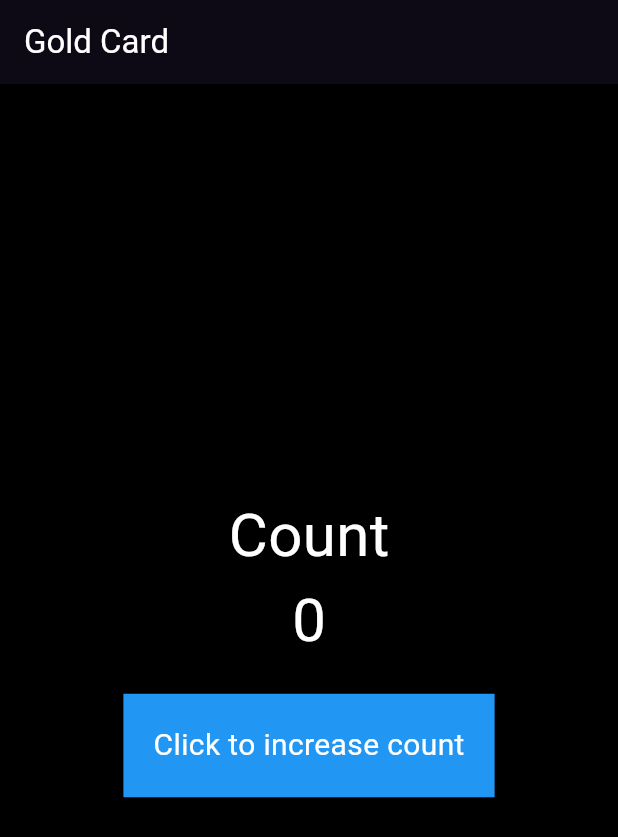
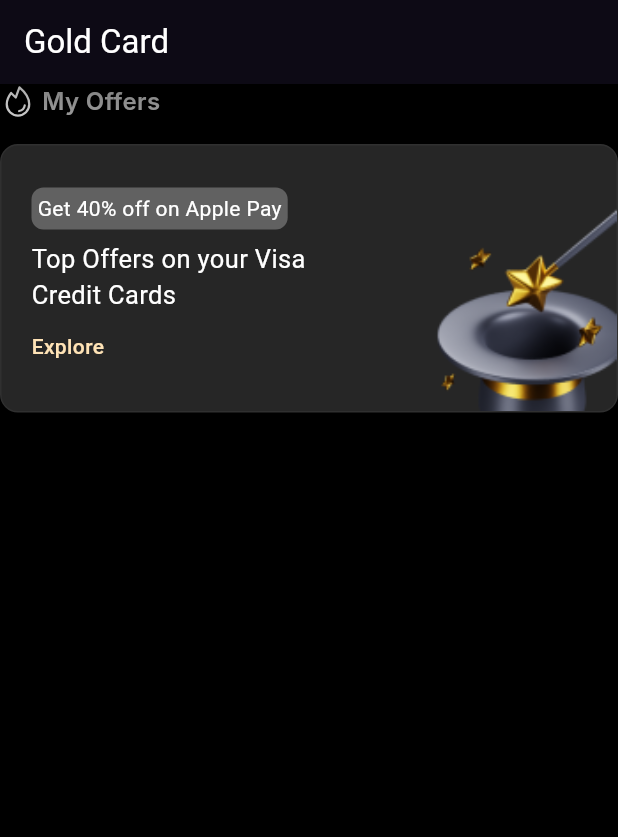
Before and after one commit to premptk14/Flutter, a Flutter app: the screen it shows after launch, on a phone screen of 412 x 824 dp. Shown: the top 837 px of the screen. Run offline on Flutter 3.47's test engine with Material 3 defaults, Android fonts, the phone set to English and light mode, and no system bars; our stand-ins replace carousel_slider, flutter_svg, get; Roboto replaces fonts that are missing (Inter).

Commit message:
added visa rewards widget

```diff
--- a/lib/main.dart
+++ b/lib/main.dart
@@ -1,5 +1,6 @@
 import 'package:flutter/material.dart';
 import 'package:hello_world/pages/temp.dart';
+import 'package:hello_world/pages/visa_reward.dart';
 
 void main() {
   runApp(const MyApp());
@@ -19,7 +20,7 @@ class MyApp extends StatelessWidget {
           shadowColor: Colors.black,
         ),
         backgroundColor: Colors.black,
-        body: TempPage(),
+        body: const VisaReward(),
       ),
     );
   }
--- /dev/null
+++ b/lib/pages/visa_reward.dart
@@ -0,0 +1,102 @@
+import 'package:flutter/material.dart';
+import 'package:flutter_svg/svg.dart';
+
+class VisaReward extends StatelessWidget {
+  const VisaReward({Key? key});
+
+  @override
+  Widget build(BuildContext context) {
+    return Column(
+      children: [
+        Row(
+          children: [
+            SvgPicture.asset('assets/images/fire_icon.svg'),
+            const SizedBox(
+              width: 4.0,
+            ),
+            const Expanded(
+              flex: 7,
+              child: Text(
+                'My Offers',
+                style: TextStyle(
+                  color: Color(0xFFA6A6A6),
+                  fontSize: 16,
+                  fontFamily: 'Inter',
+                  fontWeight: FontWeight.w600,
+                ),
+              ),
+            ),
+          ],
+        ),
+        const SizedBox(
+          height: 16.0,
+        ),
+        Container(
+          decoration: BoxDecoration(
+            borderRadius: BorderRadius.circular(12.0),
+            border: Border.all(
+              color: Colors.grey[850] ?? Colors.grey, // Dark grey color
+              width: 1.0,
+            ),
+            color: const Color(0xFF262626),
+          ),
+          child: Row(
+            mainAxisSize: MainAxisSize.max,
+            children: [
+              Expanded(
+                flex: 9,
+                child: Container(
+                  padding: const EdgeInsets.only(left: 20.0, top: 20.0, bottom: 25.0),
+                  child: Column(
+                    crossAxisAlignment: CrossAxisAlignment.start,
+                    mainAxisAlignment: MainAxisAlignment.end,
+                    children: [
+                      Container(
+                        padding: const EdgeInsets.all(4.0),
+                        decoration: BoxDecoration(
+                          color: const Color(0xFF616161),
+                          borderRadius: BorderRadius.circular(8.0),
+                        ),
+                        child: const Text(
+                          "Get 40% off on Apple Pay",
+                          style: TextStyle(
+                            fontSize: 14,
+                            color: Colors.white,
+                            fontWeight: FontWeight.w400,
+                          ),
+                        ),
+                      ),
+                      const SizedBox(height: 8), // Add space here
+                      const Text(
+                        "Top Offers on your Visa Credit Cards",
+                        style: TextStyle(
+                          fontSize: 17.0,
+                          color: Colors.white,
+                          fontWeight: FontWeight.w400,
+                        ),
+                        softWrap: true,
+                      ),
+                      const SizedBox(height: 12), // Add space here
+                      const Text(
+                        "Explore",
+                        style: TextStyle(
+                          fontSize: 14.0,
+                          color: Color(0xFFFFE3B6),
+                          fontWeight: FontWeight.w500,
+                        ),
+                      ),
+                    ],
+                  ),
+                ),
+              ),
+              Expanded(
+                flex: 6,
+                child: Image.asset('assets/images/box.png', fit: BoxFit.fill,),
+              ),
+            ],
+          ),
+        ),
+      ],
+    );
+  }
+}
--- a/pubspec.yaml
+++ b/pubspec.yaml
@@ -63,8 +63,8 @@ flutter:
 
   # To add assets to your application, add an assets section, like this:
   assets:
-    - assets/icons/backButton.png
-    - assets/icons/moreButton.png
+    - assets/images/fire_icon.svg
+    - assets/images/box.png
 
   # An image asset can refer to one or more resolution-specific "variants", see
   # https://flutter.dev/assets-and-images/#resolution-aware
```
Also changed, not shown: assets/icons/backButton.png (deleted), assets/icons/moreButton.png (deleted), assets/images/box.png (added), assets/images/fire_icon.svg (added).
